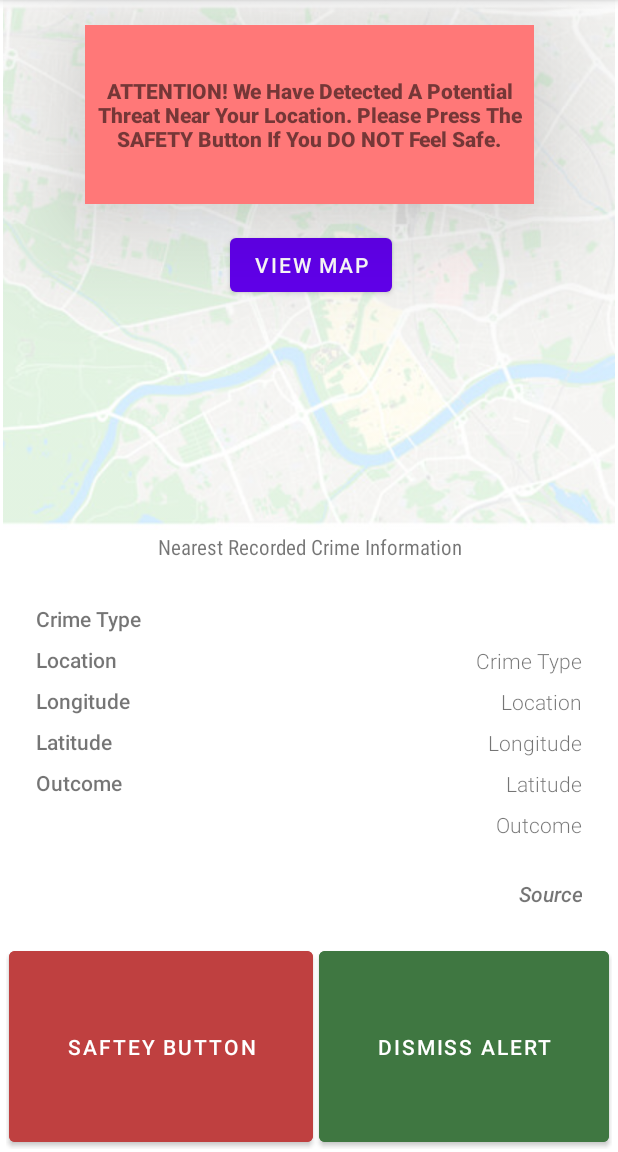
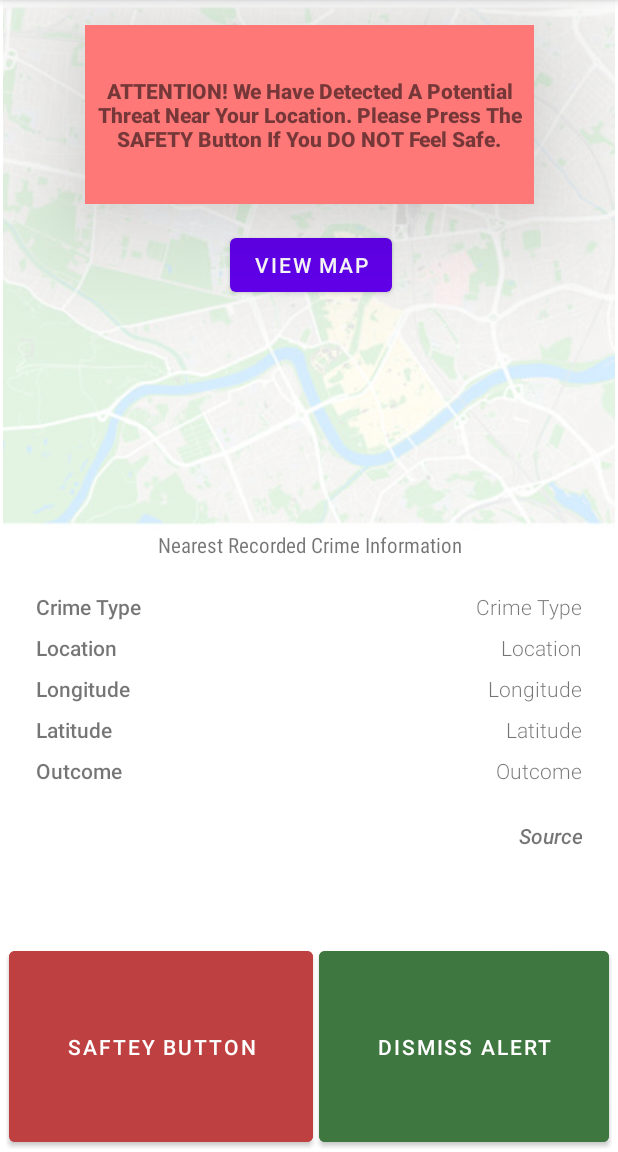
Before and after one commit to Pritesh2k/FinalYearProject, an Android app: the screen it shows after launch (MainActivity), on a phone screen of 412 x 824 dp, the part 84-1236 px from its top. Run offline under Robolectric (Android 15) with nearby library versions, the phone set to English and light mode, and no system bars; our stand-ins replace Firebase (no records; nobody signed in at launch, a user with empty details on screens opened directly).

Commit message:
Rolled Back version: Slight update to the main screen

```diff
--- a/app/build.gradle
+++ b/app/build.gradle
@@ -2,7 +2,6 @@ plugins {
     id 'com.android.application'
     id 'com.google.gms.google-services'
     id 'com.google.android.libraries.mapsplatform.secrets-gradle-plugin'
-    id 'org.jetbrains.kotlin.android'
 }
 
 android {
--- a/app/src/main/java/com/example/finalyearproject/MainActivity.java
+++ b/app/src/main/java/com/example/finalyearproject/MainActivity.java
@@ -33,7 +33,6 @@ public class MainActivity extends AppCompatActivity {
 
     //Referencing Database Instance
     static FirebaseFirestore db = FirebaseFirestore.getInstance();
-    WriteBatch Batch = db.batch();
 
     //Referencing Button Components
     Button GO_TO_MAP_BTN;
@@ -57,13 +56,11 @@ public class MainActivity extends AppCompatActivity {
     //Classes
     PoliceData policeData;
 
-    @SuppressLint({"WrongThread", "MissingInflatedId"})
+    @SuppressLint("WrongThread")
     @Override
     protected void onCreate(Bundle savedInstanceState) {
         super.onCreate(savedInstanceState);
         setContentView(R.layout.activity_main);
-
-        //Initialising the LOC Message for Database & Getting Crime Data
 
         //Considering the state of the Alert Message Pop Up and setting up the Vibration
         ALERT_MESSAGE = (TextView) findViewById(R.id.ALERT_MESSAGE);
--- a/app/src/main/res/layout/activity_google_maps.xml
+++ b/app/src/main/res/layout/activity_google_maps.xml
@@ -1,5 +1,4 @@
 <?xml version="1.0" encoding="utf-8"?>
-
 <fragment xmlns:android="http://schemas.android.com/apk/res/android"
     xmlns:map="http://schemas.android.com/apk/res-auto"
     xmlns:tools="http://schemas.android.com/tools"
@@ -9,4 +8,12 @@
     android:layout_height="0dp"
     android:layout_weight="0.5"
     tools:context=".GoogleMaps">
+
+    <Button
+        android:id="@+id/button_map"
+        android:layout_width="wrap_content"
+        android:layout_height="wrap_content"
+        android:text="View Map"
+        android:visibility="visible">
+    </Button>
 </fragment>
--- a/app/src/main/res/layout/activity_main.xml
+++ b/app/src/main/res/layout/activity_main.xml
@@ -18,10 +18,10 @@
         android:visibility="visible"
         app:layout_constraintBottom_toBottomOf="parent"
         app:layout_constraintEnd_toEndOf="parent"
-        app:layout_constraintHorizontal_bias="0.333"
+        app:layout_constraintHorizontal_bias="0.0"
         app:layout_constraintStart_toStartOf="parent"
         app:layout_constraintTop_toTopOf="parent"
-        app:layout_constraintVertical_bias="0.0"
+        app:layout_constraintVertical_bias="1.0"
         tools:visibility="visible">
 
         <ImageView
@@ -78,10 +78,9 @@
 
         <TextView
             android:id="@+id/NearestCrime_Header"
-            android:layout_width="376dp"
-            android:layout_height="22dp"
+            android:layout_width="371dp"
+            android:layout_height="35dp"
             android:fontFamily="sans-serif-condensed"
-            android:gravity="center"
             android:text="Nearest Recorded Crime Information"
             android:textAlignment="center"
             app:layout_constraintEnd_toEndOf="parent"
@@ -90,15 +89,15 @@
 
         <LinearLayout
             android:id="@+id/linearLayout2"
-            android:layout_width="113dp"
-            android:layout_height="141dp"
+            android:layout_width="121dp"
+            android:layout_height="144dp"
             android:layout_marginStart="16dp"
             android:orientation="vertical"
             android:padding="2dp"
             app:layout_constraintBottom_toTopOf="@+id/linearLayout"
             app:layout_constraintStart_toStartOf="parent"
             app:layout_constraintTop_toBottomOf="@+id/NearestCrime_Header"
-            app:layout_constraintVertical_bias="0.197"
+            app:layout_constraintVertical_bias="0.0"
             tools:visibility="visible">
 
             <TextView
@@ -141,27 +140,19 @@
                 android:fontFamily="sans-serif-medium"
                 android:text="Outcome" />
 
-            <TextView
-                android:id="@+id/source_Header"
-                android:layout_width="match_parent"
-                android:layout_height="wrap_content"
-                android:layout_margin="4dp"
-                android:fontFamily="sans-serif-medium"
-                android:text="Source"
-                android:visibility="invisible" />
         </LinearLayout>
 
         <LinearLayout
             android:id="@+id/linearLayout3"
-            android:layout_width="257dp"
-            android:layout_height="199dp"
+            android:layout_width="247dp"
+            android:layout_height="186dp"
             android:layout_marginEnd="16dp"
             android:orientation="vertical"
             android:padding="2dp"
             app:layout_constraintBottom_toTopOf="@+id/linearLayout"
             app:layout_constraintEnd_toEndOf="parent"
             app:layout_constraintTop_toBottomOf="@+id/NearestCrime_Header"
-            app:layout_constraintVertical_bias="1.0">
+            app:layout_constraintVertical_bias="0.0">
 
             <TextView
                 android:id="@+id/Crime_Type_Data"
@@ -202,13 +193,11 @@
             <TextView
                 android:id="@+id/Outcome_Data"
                 android:layout_width="match_parent"
-                android:layout_height="38dp"
+                android:layout_height="35dp"
                 android:layout_margin="4dp"
-                android:elegantTextHeight="true"
                 android:fontFamily="sans-serif-light"
                 android:text="Outcome"
-                android:textAlignment="viewEnd"
-                android:textIsSelectable="true" />
+                android:textAlignment="textEnd" />
 
             <TextView
                 android:id="@+id/Source_Data"
@@ -219,7 +208,6 @@
                 android:text="Source"
                 android:textAlignment="textEnd"
                 android:textStyle="bold|italic" />
-
         </LinearLayout>
 
         <TextView
--- a/app/src/main/res/values/strings.xml
+++ b/app/src/main/res/values/strings.xml
@@ -1,6 +1,4 @@
 <resources>
     <string name="app_name">Final Year Project</string>
     <string name="title_activity_google_maps">GoogleMaps</string>
-    <!-- TODO: Remove or change this placeholder text -->
-    <string name="hello_blank_fragment">Hello blank fragment</string>
 </resources>
--- a/build.gradle
+++ b/build.gradle
@@ -7,5 +7,4 @@ plugins {
     id 'com.android.application' version '7.3.1' apply false
     id 'com.android.library' version '7.3.1' apply false
     id 'com.google.android.libraries.mapsplatform.secrets-gradle-plugin' version '2.0.1' apply false
-    id 'org.jetbrains.kotlin.android' version '1.7.20' apply false
 }
```
